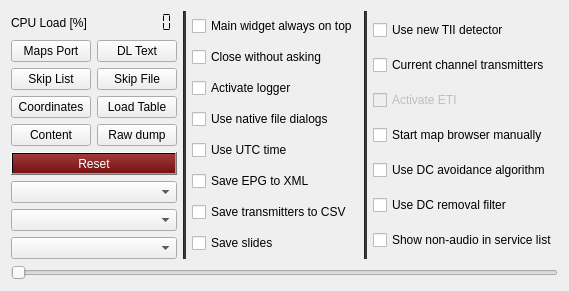
Qt form src/configuration/configuration.ui (tomneda/DABstar) before a commit.
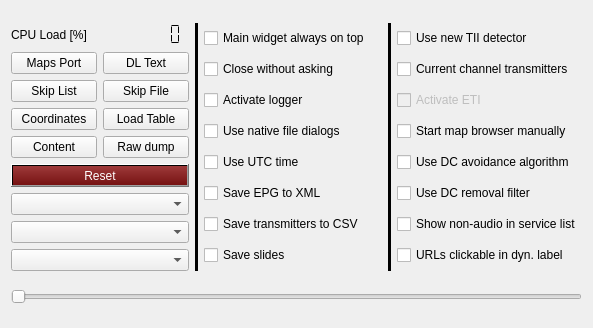
The same form after that commit.

Commit message:
Enable clickable URLs in dynamic label text
- Added new option `cbUrlClickable` to the settings helper.
- Implemented URL clickability based on the `cbUrlClickable` setting.
- Registered `cbUrlClickable` in the UI configuration.
- Updated the configuration UI to include checkbox for URL clickability.

Diff of the .ui file:
```diff
--- a/src/configuration/configuration.ui
+++ b/src/configuration/configuration.ui
@@ -2,6 +2,14 @@
 <ui version="4.0">
  <class>configWidget</class>
  <widget class="QWidget" name="configWidget">
+  <property name="geometry">
+   <rect>
+    <x>0</x>
+    <y>0</y>
+    <width>593</width>
+    <height>328</height>
+   </rect>
+  </property>
   <property name="windowTitle">
    <string>Configuration and Control</string>
   </property>
@@ -197,7 +205,7 @@
      <item>
       <widget class="Line" name="line_2">
        <property name="styleSheet">
-        <string notr="true">background-color: rgb(51, 51, 51);</string>
+        <string notr="true">background-color: black;</string>
        </property>
        <property name="orientation">
         <enum>Qt::Orientation::Vertical</enum>
@@ -288,8 +296,7 @@
      <item>
       <widget class="Line" name="line">
        <property name="styleSheet">
-        <string notr="true">background-color: rgb(51, 51, 51);
-</string>
+        <string notr="true">background-color: black;</string>
        </property>
        <property name="orientation">
         <enum>Qt::Orientation::Vertical</enum>
@@ -371,6 +378,16 @@
          </property>
         </widget>
        </item>
+       <item>
+        <widget class="QCheckBox" name="cbUrlClickable">
+         <property name="toolTip">
+          <string>&lt;html&gt;&lt;head/&gt;&lt;body&gt;&lt;p&gt;&lt;span style=&quot; font-weight:700;&quot;&gt;URLs are clickable in dynamic label text&lt;/span&gt;&lt;/p&gt;&lt;p&gt;The dynamic label text is scanned for URLs and email addresses and the links are (tried to) converted into clickable links. So the web browser or email program should be opened automatically by clicking on them.&lt;/p&gt;&lt;/body&gt;&lt;/html&gt;</string>
+         </property>
+         <property name="text">
+          <string>URLs clickable in dyn. label</string>
+         </property>
+        </widget>
+       </item>
       </layout>
      </item>
     </layout>
```
The commit also changes 4 other files.
